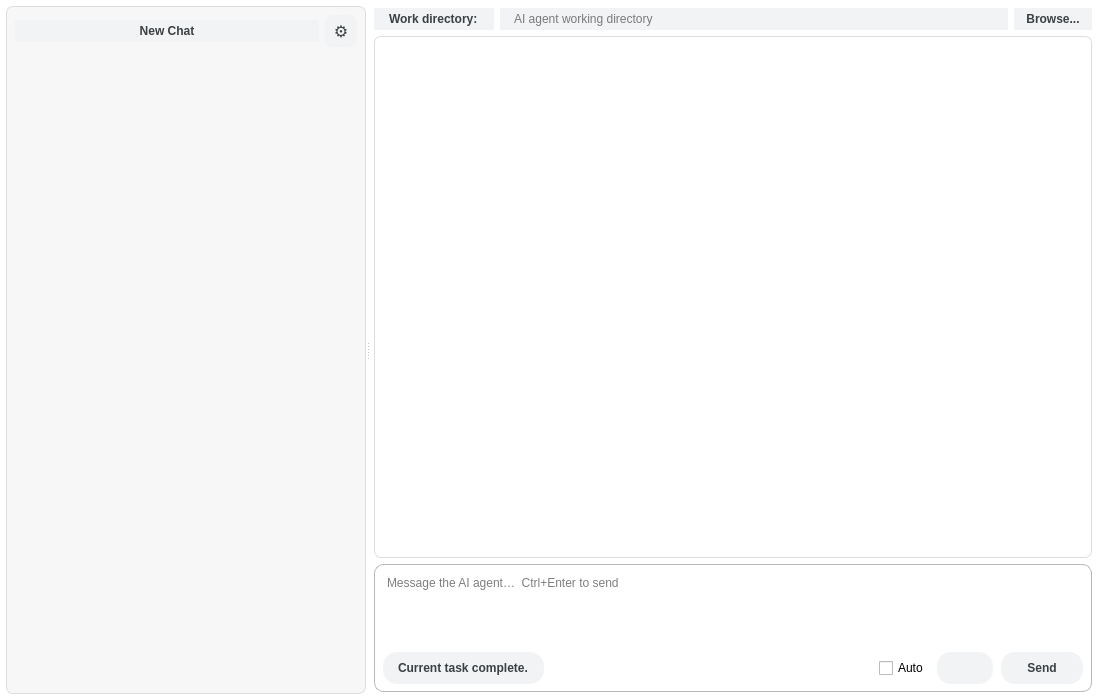
Old version of the form ai_agent.ui in the repository frankyeh/DSI-Studio.
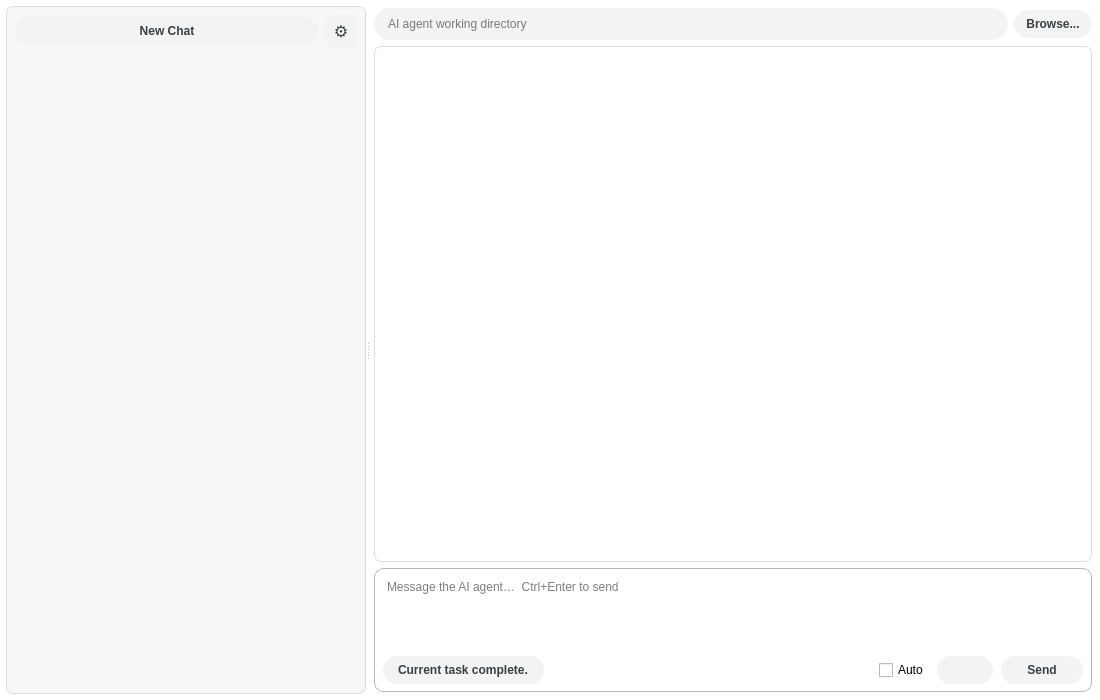
New version of the form. Icons and pictures are not drawn.

```diff
--- a/ai_agent.ui
+++ b/ai_agent.ui
@@ -64,7 +64,7 @@
     background: transparent;
     border: 0;
     padding: 0;
-    font-weight: bold;
+    font-size: 20px; /* the "⋯" glyph is tiny at the default size */
 }
 QToolButton#ai_project_menu_button:hover {
     background: #e2e2e4;
@@ -74,7 +74,6 @@
     image: none;
 }
 QLabel#ai_status,
-QLabel#ai_work_dir_label,
 QWidget#tab_8 QPushButton#ai_send_message,
 QWidget#tab_8 QPushButton#ai_new_chat,
 QWidget#tab_8 QPushButton#ai_browse_work_dir,
@@ -85,6 +84,7 @@
     border: none;
     border-radius: 14px;
     padding: 4px 12px;
+    min-height: 20px; /* at least twice the radius in all (20+2*4), or Qt draws square corners */
 }
 QWidget#tab_8 QPushButton#ai_send_message:hover,
 QWidget#tab_8 QPushButton#ai_new_chat:hover,
@@ -332,17 +332,10 @@
           <property name="spacing">
            <number>6</number>
           </property>
-          <item>
-           <widget class="QLabel" name="ai_work_dir_label">
-            <property name="text">
-             <string>Work directory:</string>
-            </property>
-           </widget>
-          </item>
           <item>
            <widget class="QFrame" name="ai_work_dir_frame">
             <property name="styleSheet">
-             <string notr="true">QFrame#ai_work_dir_frame { border: none; border-radius: 16px; background-color: #f1f3f4; }</string>
+             <string notr="true">QFrame#ai_work_dir_frame { border: none; border-radius: 16px; background-color: #f1f3f4; min-height: 32px; }</string>
             </property>
             <layout class="QHBoxLayout" name="ai_work_dir_frame_layout">
              <property name="leftMargin">
```
